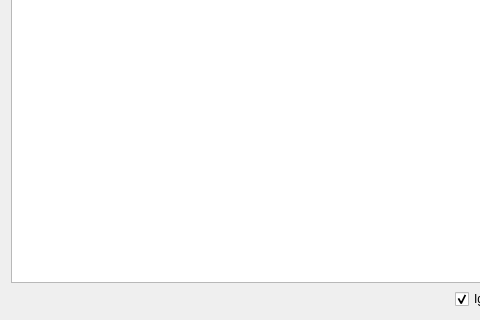
Above: logdiff.ui from harjoc/LogDiff before the change; both pictures show x 0 to 480 and y 171 to 491 of the 575 by 491 pixel window. Below: the same form after it.
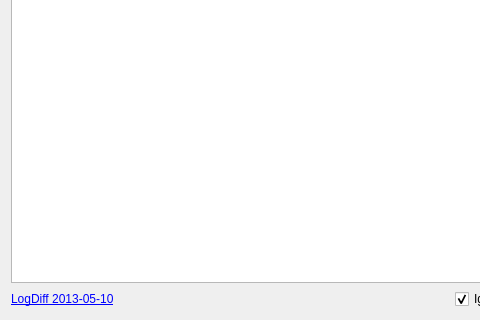
That is the form after the change.

Commit message: add web link with version

The edit to the form file:
```diff
--- a/logdiff.ui
+++ b/logdiff.ui
@@ -162,6 +162,13 @@
     </item>
     <item>
      <layout class="QHBoxLayout" name="horizontalLayout_4">
+      <item>
+       <widget class="QLabel" name="websiteLabel">
+        <property name="text">
+         <string>&lt;a href=&quot;http://github.com/patraulea/LogDiff&quot;&gt;LogDiff 2013-05-10&lt;/a&gt;</string>
+        </property>
+       </widget>
+      </item>
       <item>
        <spacer name="horizontalSpacer">
         <property name="orientation">
```
The commit also changes 1 other file.
